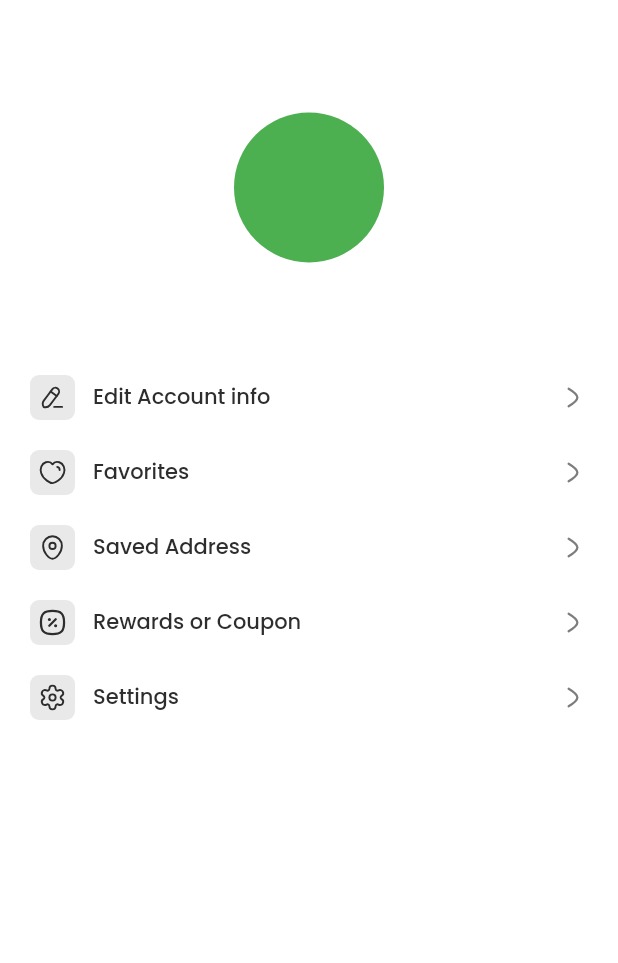
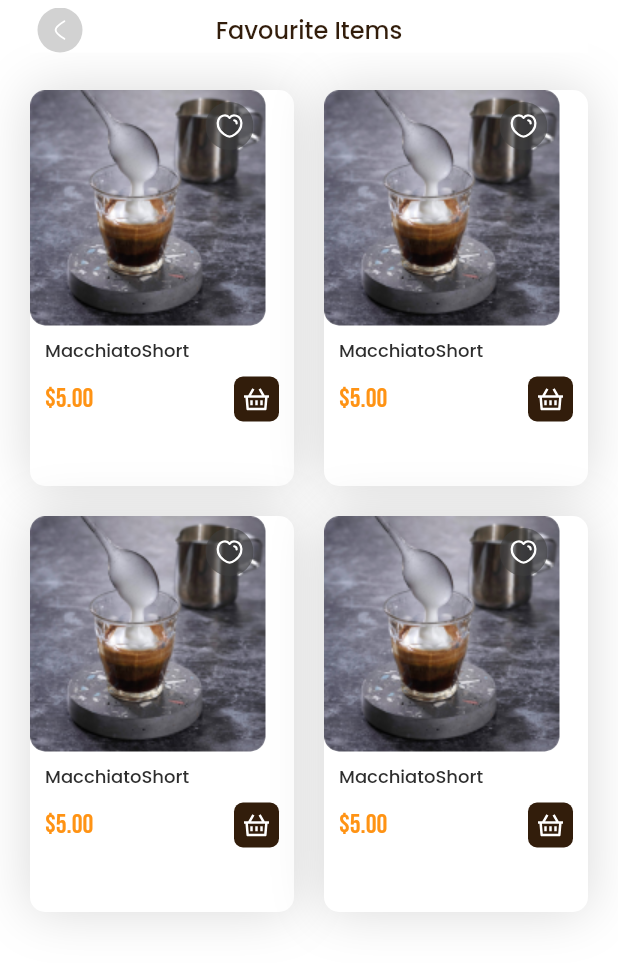
Before and after one commit to aymanattieh77/coffee_now, a Flutter app: the ProfilePage screen opened directly, after a tap on "Favorites", on a phone screen of 412 x 824 dp. Shown: the top 963 px of the screen. Run offline on Flutter 3.47's test engine with Material 2 defaults, Android fonts, the phone set to English and light mode, and no system bars; our stand-ins replace dartz, easy_localization, equatable, firebase_auth, firebase_core, flutter_bloc and 9 more; missing offline and left inert: dart:ffi; accounts and stored records are empty.

Commit message:
finish favourties design

```diff
--- a/lib/config/routes/routes.dart
+++ b/lib/config/routes/routes.dart
@@ -1,3 +1,4 @@
+import 'package:coffee_now/features/favourite/presentaion/screens/favourite_screen.dart';
 import 'package:coffee_now/features/home/presentation/controllers/navigation/navigation_cubit.dart';
 import 'package:coffee_now/features/settings/presentaion/screens/setting_screen.dart';
 import 'package:flutter/material.dart';
@@ -24,6 +25,7 @@ abstract class Routes {
   static const forgetPassword = '/forgetPassword';
   static const home = '/home';
   static const setting = '/setting';
+  static const favourites = '/favourites';
 }
 
 abstract class RouterGenerator {
@@ -41,6 +43,8 @@ abstract class RouterGenerator {
         return AppRouter.screen(_homeScreen());
       case Routes.setting:
         return AppRouter.screen(const SettingScreen());
+      case Routes.favourites:
+        return AppRouter.screen(_favourite());
 
       default:
         return AppRouter.onUnknownScreen();
@@ -77,6 +81,10 @@ abstract class RouterGenerator {
       child: const HomeScreen(),
     );
   }
+
+  static _favourite() {
+    return const FavouriteScreen();
+  }
 }
 
 otpVertificationScreen(String phone) {
--- a/lib/core/components/widgets/coffee/coffee_item_card.dart
+++ b/lib/core/components/widgets/coffee/coffee_item_card.dart
@@ -70,8 +70,11 @@ class CoffeItemCard extends StatelessWidget {
                     onTap: () {
                       //TODO add to basket
                     },
-                    child:
-                        const IconWithContainer(svgPath: AssetsIconPath.basket),
+                    child: IconWithContainer(
+                      svgPath: AssetsIconPath.basket,
+                      backgroundColor:
+                          context.isDark() ? AppColor.oranage : AppColor.coffee,
+                    ),
                   ),
                 ],
               ),
--- /dev/null
+++ b/lib/features/favourite/presentaion/screens/favourite_screen.dart
@@ -0,0 +1,17 @@
+import 'package:coffee_now/features/favourite/presentaion/widgets/favourite_gridview_section.dart';
+import 'package:flutter/material.dart';
+
+import 'package:coffee_now/core/components/widgets/custom_appbar.dart';
+import 'package:coffee_now/core/resources/resources.dart';
+
+class FavouriteScreen extends StatelessWidget {
+  const FavouriteScreen({super.key});
+
+  @override
+  Widget build(BuildContext context) {
+    return const Scaffold(
+      appBar: CustomAppBar(title: AppStrings.favouriteItems),
+      body: FavouritesGridviewSection(),
+    );
+  }
+}
--- /dev/null
+++ b/lib/features/favourite/presentaion/widgets/favourite_gridview_section.dart
@@ -0,0 +1,29 @@
+import 'package:flutter/material.dart';
+
+import 'package:coffee_now/core/components/widgets/coffee/coffee_item_card.dart';
+import 'package:coffee_now/core/resources/resources.dart';
+
+class FavouritesGridviewSection extends StatelessWidget {
+  const FavouritesGridviewSection({
+    super.key,
+  });
+
+  @override
+  Widget build(BuildContext context) {
+    return GridView.builder(
+      padding: const EdgeInsets.all(AppPadding.p20),
+      physics: const BouncingScrollPhysics(),
+      itemCount: 4,
+      gridDelegate: const SliverGridDelegateWithFixedCrossAxisCount(
+        crossAxisCount: 2,
+        childAspectRatio: 2 / 3,
+        crossAxisSpacing: AppSize.s20,
+        mainAxisSpacing: AppSize.s20,
+      ),
+      itemBuilder: (context, index) {
+        //TODO Get Favourties items
+        return const CoffeItemCard();
+      },
+    );
+  }
+}
--- a/lib/features/home/presentation/widgets/home_header_section.dart
+++ b/lib/features/home/presentation/widgets/home_header_section.dart
@@ -1,3 +1,5 @@
+import 'package:coffee_now/config/routes/app_router.dart';
+import 'package:coffee_now/config/routes/routes.dart';
 import 'package:flutter/material.dart';
 import 'package:flutter_svg/flutter_svg.dart';
 
@@ -17,13 +19,13 @@ class HomeHeaderSection extends StatelessWidget {
         children: [
           _usernameWithLocation(context),
           const Spacer(),
-          _actionButtons()
+          _actionButtons(context)
         ],
       ),
     );
   }
 
-  Widget _actionButtons() {
+  Widget _actionButtons(BuildContext context) {
     return Row(
       children: [
         InkWell(
@@ -38,7 +40,7 @@ class HomeHeaderSection extends StatelessWidget {
         const SizedBox(width: AppSize.s16),
         InkWell(
           onTap: () {
-            //TODO go to favourites screen
+            AppRouter.pushNamed(context, routeName: Routes.favourites);
           },
           child: const IconWithContainer(
             svgPath: AssetsIconPath.heart,
--- a/lib/features/profile/presentaion/screens/profile_page.dart
+++ b/lib/features/profile/presentaion/screens/profile_page.dart
@@ -36,7 +36,7 @@ class ProfilePage extends StatelessWidget {
             label: AppStrings.favorites,
             svgPath: AssetsIconPath.heart,
             onTap: () {
-              //TODO go to Favourite screen
+              AppRouter.pushNamed(context, routeName: Routes.favourites);
             },
           ),
           const SizedBox(height: AppSize.s20),
--- a/lib/features/settings/presentaion/screens/setting_screen.dart
+++ b/lib/features/settings/presentaion/screens/setting_screen.dart
@@ -37,7 +37,9 @@ class SettingScreen extends StatelessWidget {
           CustomListTile(
             label: AppStrings.privacyPolicy,
             svgPath: AssetsIconPath.document,
-            onTap: () {},
+            onTap: () {
+              //TODO go To
+            },
           ),
           const SizedBox(height: AppSize.s25),
           CustomListTile(
```
